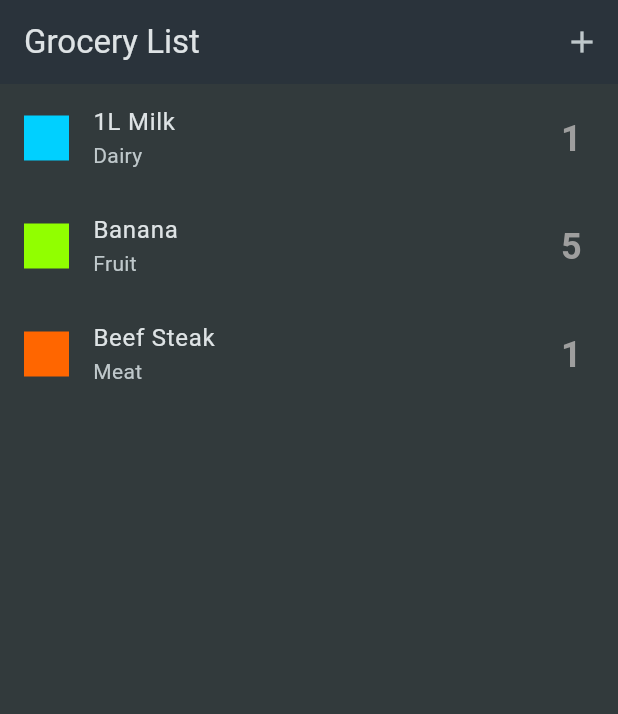
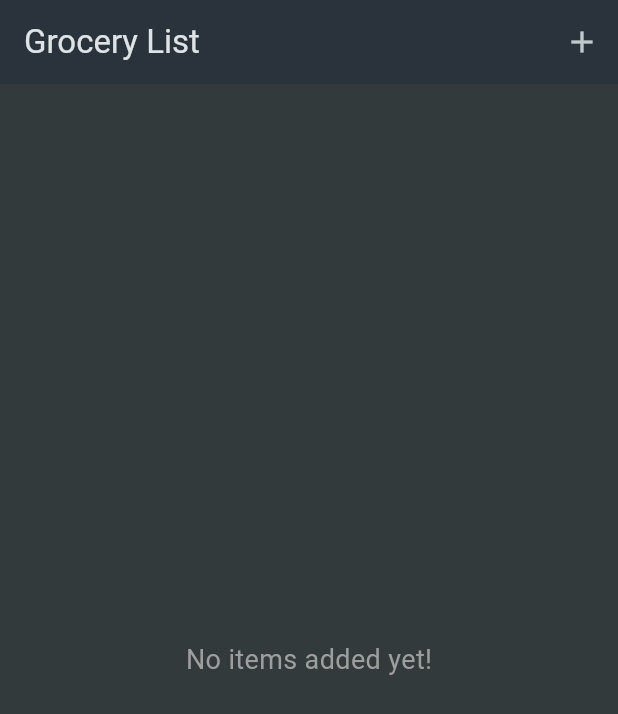
Before and after one commit to Fenysk/6_flutter_shopping_list_app, a Flutter app: the screen it shows after launch, on a phone screen of 412 x 824 dp. Shown: the top 714 px of the screen. Run offline on Flutter 3.47's test engine with Material 3 defaults, Android fonts, the phone set to English and light mode, and no system bars.

```diff
--- a/lib/data/dummy_items.dart
+++ /dev/null
@@ -1,21 +0,0 @@
-import 'package:shopping_list_app/models/grocery_item.dart';
-import 'package:shopping_list_app/data/categories.dart';
-import 'package:shopping_list_app/models/category.dart';
-
-final groceryItems = [
-  GroceryItem(
-    name: '1L Milk',
-    quantity: 1,
-    category: categories[Categories.dairy]!,
-  ),
-  GroceryItem(
-    name: 'Banana',
-    quantity: 5,
-    category: categories[Categories.fruit]!,
-  ),
-  GroceryItem(
-    name: 'Beef Steak',
-    quantity: 1,
-    category: categories[Categories.meat]!,
-  ),
-];
```
Also changed, not shown: lib/widgets/grocery_list.dart (+12 -14 lines), lib/widgets/new_grocery_item.dart (+8 -9 lines).
